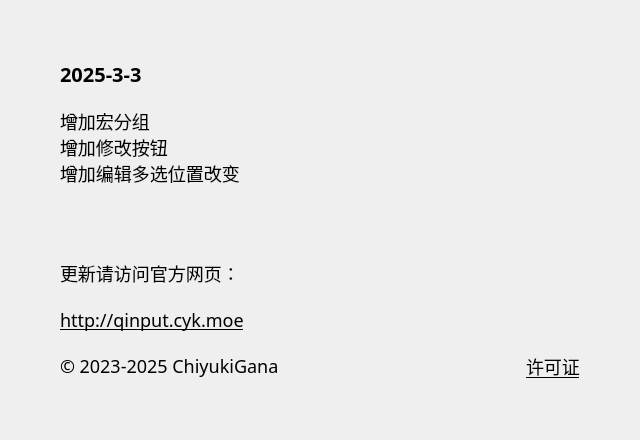
The window that source/ui/AboutUi.ui (ChiyukiGana/Quickinput) describes before a commit, drawn with Qt 5.
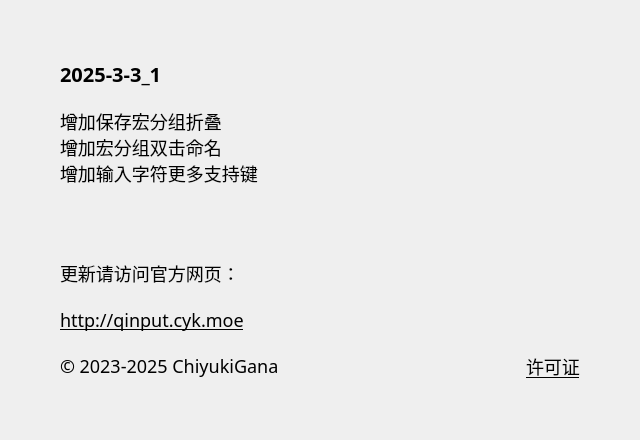
The same window after the commit.

The edit to the form file:
```diff
--- a/source/ui/AboutUi.ui
+++ b/source/ui/AboutUi.ui
@@ -88,7 +88,7 @@
          <string notr="true">font-size:20px</string>
         </property>
         <property name="text">
-         <string>2025-3-3</string>
+         <string>2025-3-3_1</string>
         </property>
         <property name="textFormat">
          <enum>Qt::PlainText</enum>
@@ -104,9 +104,9 @@
          </sizepolicy>
         </property>
         <property name="text">
-         <string>增加宏分组
-增加修改按钮
-增加编辑多选位置改变</string>
+         <string>增加保存宏分组折叠
+增加宏分组双击命名
+增加输入字符更多支持键</string>
         </property>
         <property name="textFormat">
          <enum>Qt::PlainText</enum>
```
